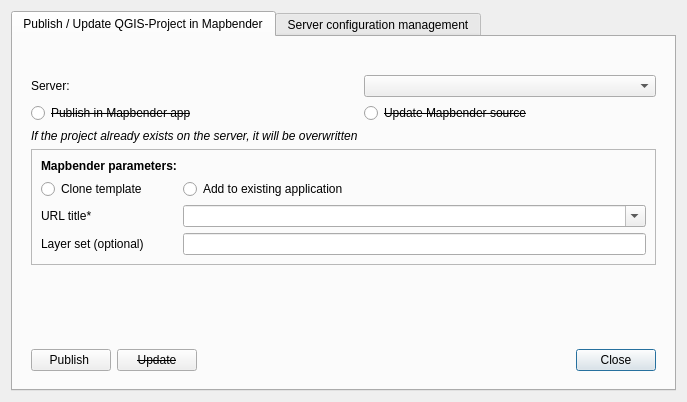
This is dialogs/ui/main_dialog.ui in WhereGroup/qgis2mapbender as Qt 5 draws it before an edit. The edited form follows.
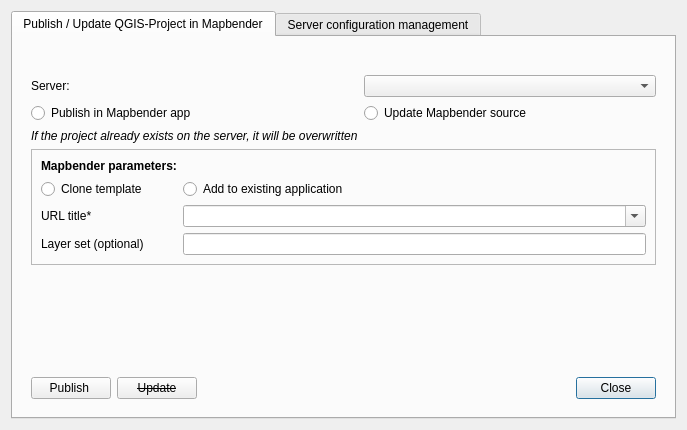
This is the edited form. Icons and pictures are not drawn.

Commit message: update dialogs: cross redundant elements out

The edit to the form file:
```diff
--- a/dialogs/ui/main_dialog.ui
+++ b/dialogs/ui/main_dialog.ui
@@ -7,7 +7,7 @@
     <x>0</x>
     <y>0</y>
     <width>687</width>
-    <height>402</height>
+    <height>430</height>
    </rect>
   </property>
   <property name="sizePolicy">
@@ -132,7 +132,7 @@
            <widget class="QRadioButton" name="publishRadioButton">
             <property name="font">
              <font>
-              <strikeout>true</strikeout>
+              <strikeout>false</strikeout>
              </font>
             </property>
             <property name="text">
@@ -183,7 +183,7 @@
            <widget class="QRadioButton" name="updateRadioButton">
             <property name="font">
              <font>
-              <strikeout>true</strikeout>
+              <strikeout>false</strikeout>
              </font>
             </property>
             <property name="text">
```
The commit also changes 1 other file.
